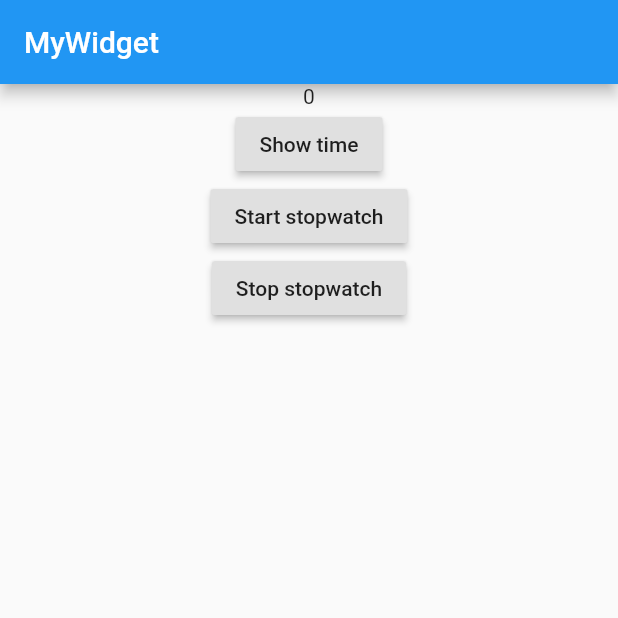
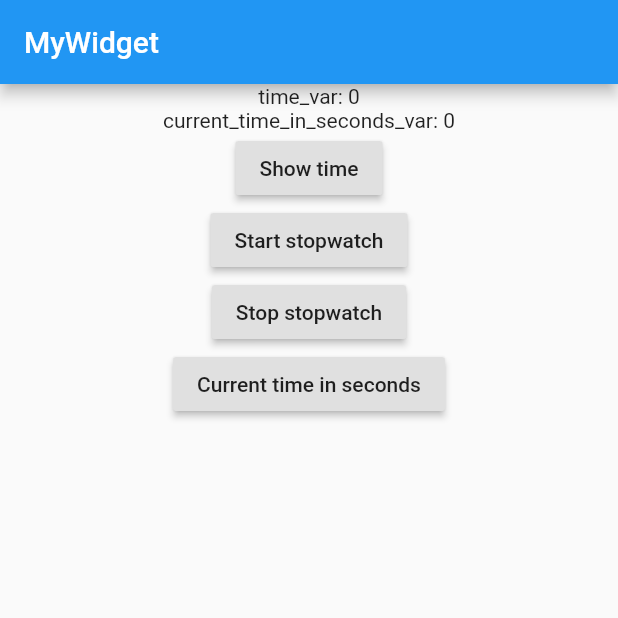
Before and after one commit to galuropek/flutter, a Flutter app: the screen it shows after launch, on a phone screen of 412 x 824 dp, the top half of it. Run offline on Flutter 3.47's test engine with Material 2 defaults, Android fonts, the phone set to English and light mode, and no system bars; our stand-ins replace cloud_firestore, firebase_auth, flutter_spinkit; accounts and stored records are empty.

Commit message:
Stopwatch class practice: duration

```diff
--- a/time_manager/lib/main.dart
+++ b/time_manager/lib/main.dart
@@ -25,13 +25,15 @@ class TimeManager extends StatefulWidget {
 class _TimeManagerState extends State<TimeManager> {
   final Stopwatch stopwatch = new Stopwatch();
   var time = 0;
+  var current_time_in_seconds = 0;
 
   @override
   Widget build(BuildContext context) {
     return Center(
       child: Column(
         children: <Widget>[
-          Text('$time'),
+          Text('time_var: $time'),
+          Text('current_time_in_seconds_var: $current_time_in_seconds'),
           RaisedButton(
               onPressed: () {
                 setState(() {
@@ -54,6 +56,14 @@ class _TimeManagerState extends State<TimeManager> {
               });
             },
             child: Text('Stop stopwatch'),
+          ),
+          RaisedButton(
+            onPressed: () {
+              setState(() {
+                current_time_in_seconds = stopwatch.elapsed.inSeconds;
+              });
+            },
+            child: Text('Current time in seconds'),
           )
         ],
       ),
```
